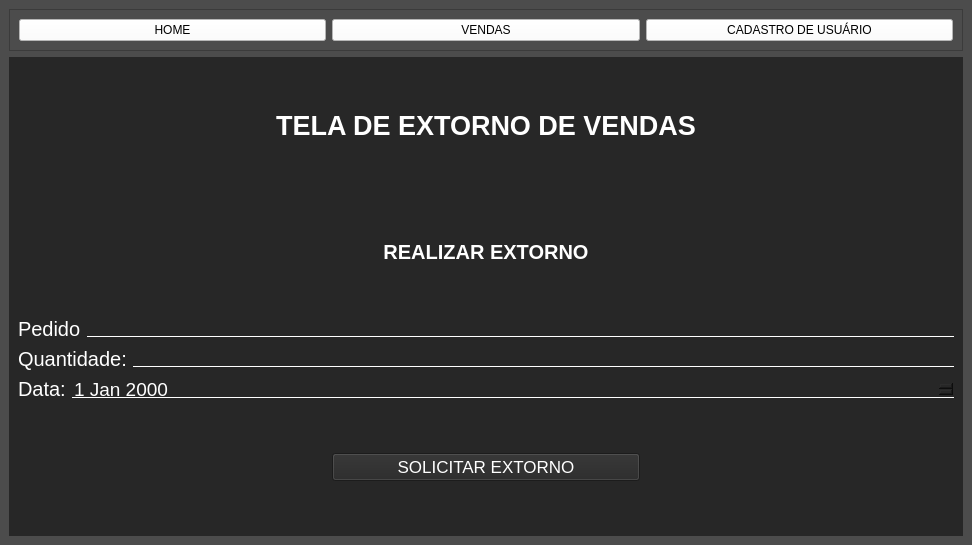
First picture: the form in Estoque/pgs/main2.ui, repository g-celente/PORTFOLIO-GUILHERME, before the edit.
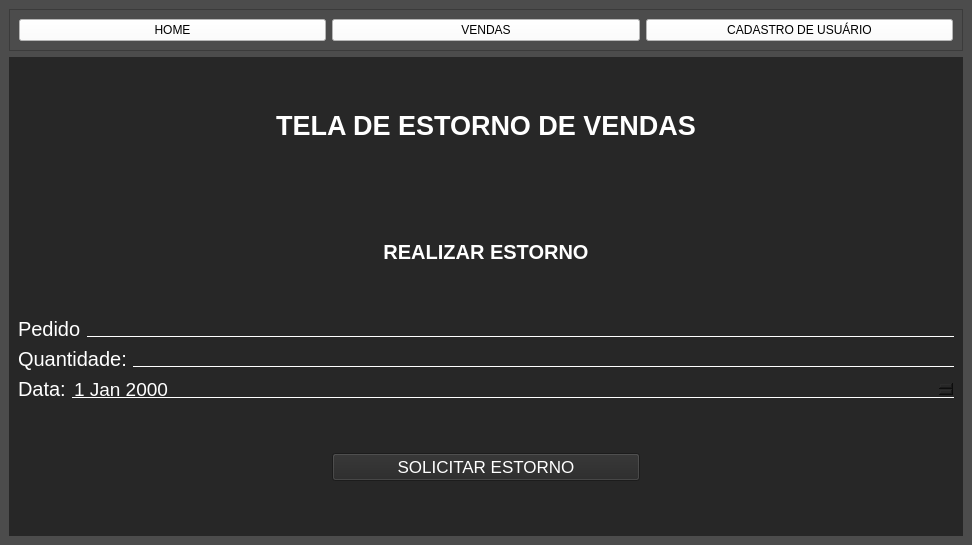
Second picture: the form after the edit. The open tabs and pages were chosen to show the change.

```diff
--- a/Estoque/pgs/main2.ui
+++ b/Estoque/pgs/main2.ui
@@ -861,7 +861,7 @@
            <string notr="true">color: rgb(255, 255, 255);</string>
           </property>
           <property name="text">
-           <string>&lt;html&gt;&lt;head/&gt;&lt;body&gt;&lt;p align=&quot;center&quot;&gt;&lt;span style=&quot; font-weight:600;&quot;&gt;TELA DE EXTORNO DE VENDAS&lt;/span&gt;&lt;/p&gt;&lt;/body&gt;&lt;/html&gt;</string>
+           <string>&lt;html&gt;&lt;head/&gt;&lt;body&gt;&lt;p align=&quot;center&quot;&gt;&lt;span style=&quot; font-weight:600;&quot;&gt;TELA DE ESTORNO DE VENDAS&lt;/span&gt;&lt;/p&gt;&lt;/body&gt;&lt;/html&gt;</string>
           </property>
          </widget>
         </item>
@@ -879,7 +879,7 @@
            <string notr="true">color: rgb(255, 255, 255);</string>
           </property>
           <property name="text">
-           <string>REALIZAR EXTORNO</string>
+           <string>REALIZAR ESTORNO</string>
           </property>
           <property name="alignment">
            <set>Qt::AlignCenter</set>
@@ -1039,7 +1039,7 @@
 </string>
             </property>
             <property name="text">
-             <string>SOLICITAR EXTORNO</string>
+             <string>SOLICITAR ESTORNO</string>
             </property>
            </widget>
           </item>
```
